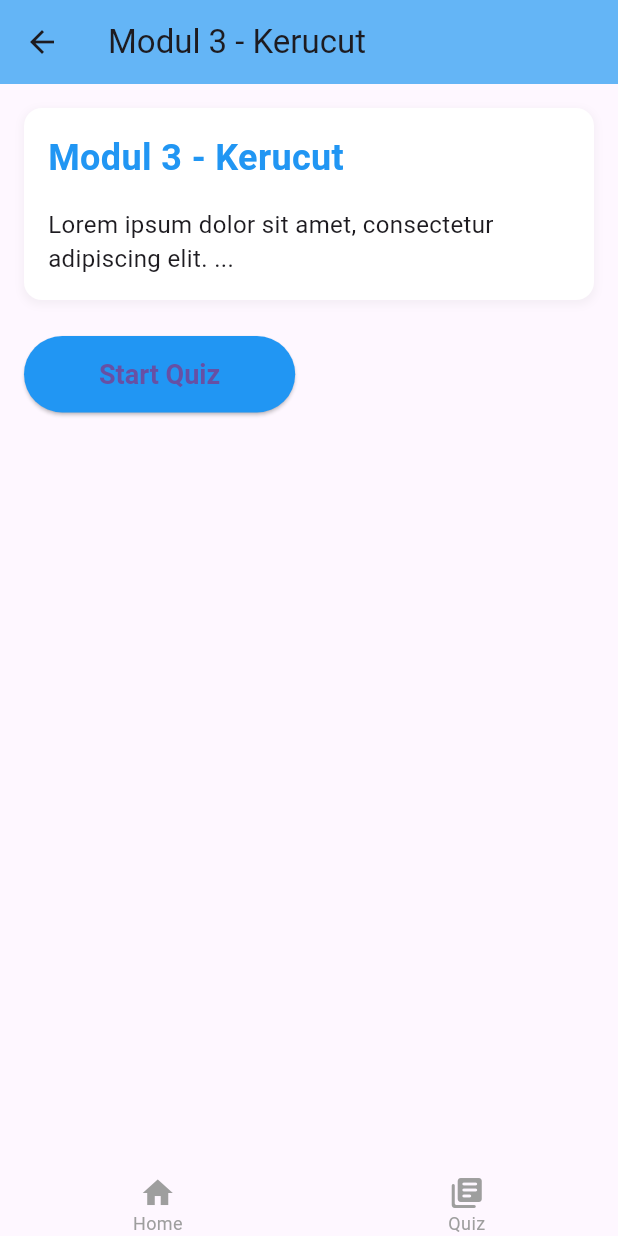
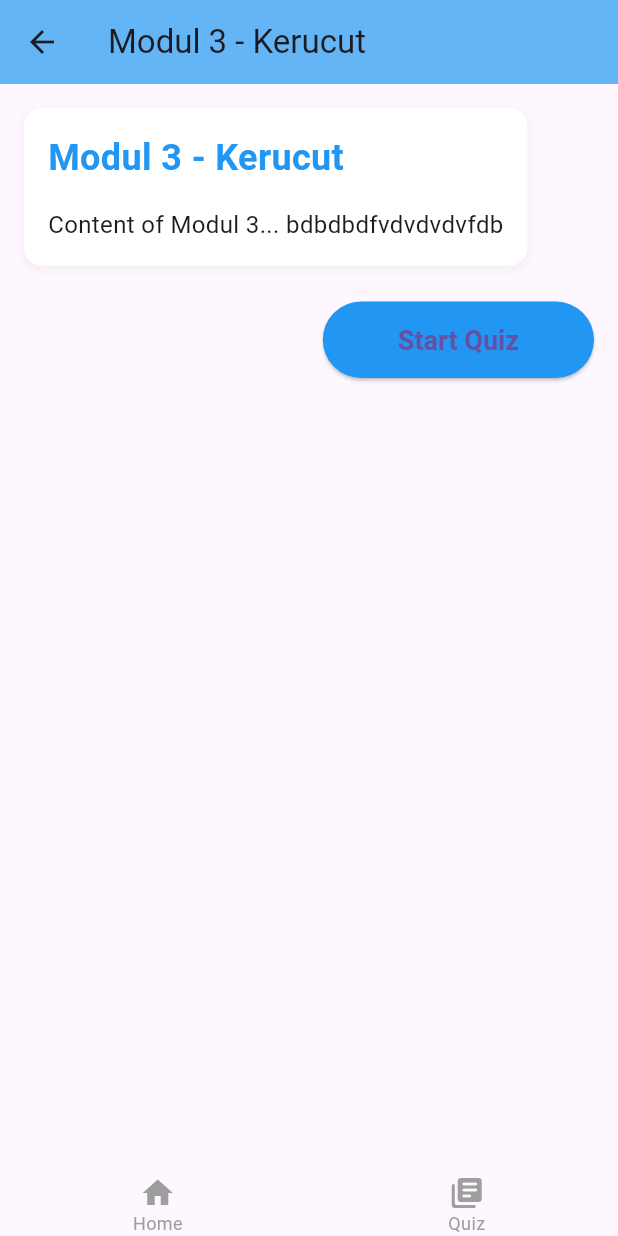
Before and after one commit to FauzanAmirudin/mobile_programming, a Flutter app: the screen it shows after launch, after a tap on "Modul 3", on a phone screen of 412 x 824 dp. Run offline on Flutter 3.47's test engine with Material 3 defaults, Android fonts, the phone set to English and light mode, and no system bars; generated files the repository leaves out were written again.

Commit message:
menambahkan halaman module

```diff
--- a/lib/home_page.dart
+++ b/lib/home_page.dart
@@ -1,5 +1,7 @@
 import 'package:flutter/material.dart';
-import 'module_page.dart';
+import 'module1_page.dart';
+import 'module2_page.dart';
+import 'module3_page.dart';
 
 class HomePage extends StatelessWidget {
   const HomePage({super.key});
@@ -50,21 +52,21 @@ class HomePage extends StatelessWidget {
                 title: 'Modul 1',
                 subtitle: 'Kubus',
                 color: Colors.lightBlue[200]!,
-                onTap: () => _navigateToModulePage(context, 'Modul 1', 'Kubus'),
+                onTap: () => _navigateToModulePage(context, 1, 'Kubus'),
               ),
               const SizedBox(height: 16),
               ModuleCard(
                 title: 'Modul 2',
                 subtitle: 'Balok',
                 color: Colors.blue,
-                onTap: () => _navigateToModulePage(context, 'Modul 2', 'Balok'),
+                onTap: () => _navigateToModulePage(context, 2, 'Balok'),
               ),
               const SizedBox(height: 16),
               ModuleCard(
                 title: 'Modul 3',
                 subtitle: 'Kerucut',
                 color: Colors.blue,
-                onTap: () => _navigateToModulePage(context, 'Modul 3', 'Kerucut'),
+                onTap: () => _navigateToModulePage(context, 3, 'Kerucut'),
               ),
               const Spacer(),
               const BottomNavBar(),
@@ -75,12 +77,24 @@ class HomePage extends StatelessWidget {
     );
   }
 
-  void _navigateToModulePage(BuildContext context, String title, String subtitle) {
+  void _navigateToModulePage(BuildContext context, int moduleNumber, String subtitle) {
+    Widget page;
+    switch (moduleNumber) {
+      case 1:
+        page = Module1Page(title: 'Modul 1', subtitle: subtitle);
+        break;
+      case 2:
+        page = Module2Page(title: 'Modul 2', subtitle: subtitle);
+        break;
+      case 3:
+        page = Module3Page(title: 'Modul 3', subtitle: subtitle);
+        break;
+      default:
+        page = Module1Page(title: 'Modul 1', subtitle: subtitle);
+    }
     Navigator.push(
       context,
-      MaterialPageRoute(
-        builder: (context) => ModulePage(title: title, subtitle: subtitle),
-      ),
+      MaterialPageRoute(builder: (context) => page),
     );
   }
 }
--- a/lib/module_page.dart
+++ b/lib/module1_page.dart
@@ -1,11 +1,11 @@
 import 'package:flutter/material.dart';
 import 'quiz_page.dart';
 
-class ModulePage extends StatelessWidget {
+class Module1Page extends StatelessWidget {
   final String title;
   final String subtitle;
 
-  const ModulePage({Key? key, required this.title, required this.subtitle}) : super(key: key);
+  const Module1Page({super.key, required this.title, required this.subtitle});
 
   @override
   Widget build(BuildContext context) {
@@ -47,7 +47,7 @@ class ModulePage extends StatelessWidget {
                     ),
                     const SizedBox(height: 16),
                     const Text(
-                      'Lorem ipsum dolor sit amet, consectetur adipiscing elit. ...',
+                      'Lorem ipsum dolor sit amet, consectetur adipiscing elit..dfdfhdhdhdfh.',
                       style: TextStyle(fontSize: 16),
                       softWrap: true,
                     ),
@@ -55,33 +55,39 @@ class ModulePage extends StatelessWidget {
                 ),
               ),
               const SizedBox(height: 24),
-              ElevatedButton(
+              Align(
+                alignment: Alignment.centerRight,
+                child: ElevatedButton(
                   onPressed: () {
                     Navigator.push(
                       context,
                       MaterialPageRoute(
-                      builder: (context) => QuizPage(title: title, subtitle: subtitle),
+                        builder: (context) =>
+                            QuizPage(title: title, subtitle: subtitle),
                       ),
                     );
                   },
                   style: ElevatedButton.styleFrom(
                     backgroundColor: Colors.blue,
-                  padding: const EdgeInsets.symmetric(horizontal: 50, vertical: 15),
-                  textStyle: const TextStyle(fontSize: 18, fontWeight: FontWeight.bold),
+                    padding: const EdgeInsets.symmetric(
+                        horizontal: 50, vertical: 15),
+                    textStyle: const TextStyle(
+                        fontSize: 18, fontWeight: FontWeight.bold),
                   ),
                   child: const Text('Start Quiz'),
                 ),
+              )
             ],
           ),
         ),
       ),
-      bottomNavigationBar: BottomNavBar(),
+      bottomNavigationBar: const BottomNavBar(),
     );
   }
 }
 
 class BottomNavBar extends StatelessWidget {
-  const BottomNavBar({Key? key}) : super(key: key);
+  const BottomNavBar({super.key});
 
   @override
   Widget build(BuildContext context) {
@@ -118,12 +124,12 @@ class BottomNavItem extends StatelessWidget {
   final VoidCallback onTap;
 
   const BottomNavItem({
-    Key? key,
+    super.key,
     required this.icon,
     required this.label,
     required this.isActive,
     required this.onTap,
-  }) : super(key: key);
+  });
 
   @override
   Widget build(BuildContext context) {
--- /dev/null
+++ b/lib/module3_page.dart
@@ -0,0 +1,85 @@
+import 'package:flutter/material.dart';
+import 'module1_page.dart';
+import 'quiz_page.dart';
+
+class Module3Page extends StatelessWidget {
+  final String title;
+  final String subtitle;
+
+  const Module3Page({super.key, required this.title, required this.subtitle});
+
+  @override
+  Widget build(BuildContext context) {
+    return Scaffold(
+      appBar: AppBar(
+        title: Text('$title - $subtitle'),
+        backgroundColor: Colors.blue[300],
+      ),
+      body: SingleChildScrollView(
+        child: Padding(
+          padding: const EdgeInsets.all(16.0),
+          child: Column(
+            crossAxisAlignment: CrossAxisAlignment.start,
+            children: [
+              Container(
+                padding: const EdgeInsets.all(16),
+                decoration: BoxDecoration(
+                  color: Colors.white,
+                  borderRadius: BorderRadius.circular(12),
+                  boxShadow: [
+                    BoxShadow(
+                      color: Colors.grey.withOpacity(0.1),
+                      spreadRadius: 1,
+                      blurRadius: 4,
+                      offset: const Offset(0, 2),
+                    ),
+                  ],
+                ),
+                child: Column(
+                  crossAxisAlignment: CrossAxisAlignment.start,
+                  children: [
+                    Text(
+                      '$title - $subtitle',
+                      style: const TextStyle(
+                        fontSize: 24,
+                        fontWeight: FontWeight.bold,
+                        color: Colors.blue,
+                      ),
+                    ),
+                    const SizedBox(height: 16),
+                    const Text(
+                      'Content of Modul 3... bdbdbdfvdvdvdvfdb',
+                      style: TextStyle(fontSize: 16),
+                      softWrap: true,
+                    ),
+                  ],
+                ),
+              ),
+              const SizedBox(height: 24),
+              Align(
+                alignment: Alignment.centerRight,
+                child: ElevatedButton(
+                  onPressed: () {
+                    Navigator.push(
+                      context,
+                      MaterialPageRoute(
+                        builder: (context) => QuizPage(title: title, subtitle: subtitle),
+                      ),
+                    );
+                  },
+                  style: ElevatedButton.styleFrom(
+                    backgroundColor: Colors.blue,
+                    padding: const EdgeInsets.symmetric(horizontal: 50, vertical: 15),
+                    textStyle: const TextStyle(fontSize: 18, fontWeight: FontWeight.bold),
+                  ),
+                  child: const Text('Start Quiz'),
+                ),
+              ),
+            ],
+          ),
+        ),
+      ),
+      bottomNavigationBar: const BottomNavBar(),
+    );
+  }
+}
```
Also changed, not shown: lib/module2_page.dart (added, +85 -0 lines), lib/quiz_page.dart (+10 -9 lines), lib/review_page.dart (+10 -10 lines). Lines whose indentation alone changed are shown as unchanged.
